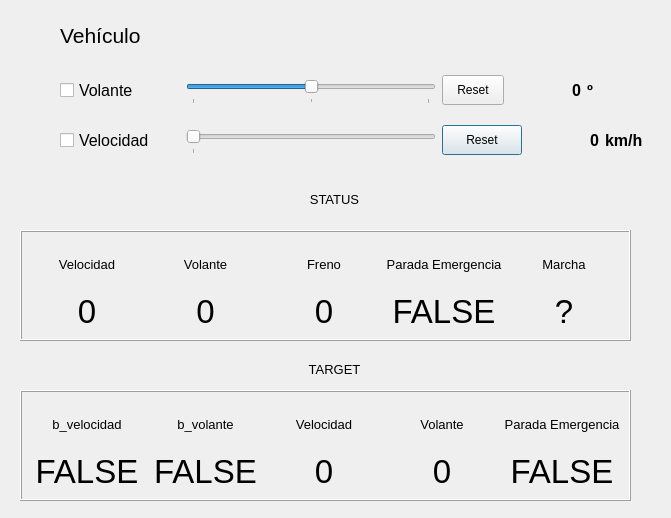
Old version of the form control/gui/interface.ui in the repository Dorniak/NEVA_Control.
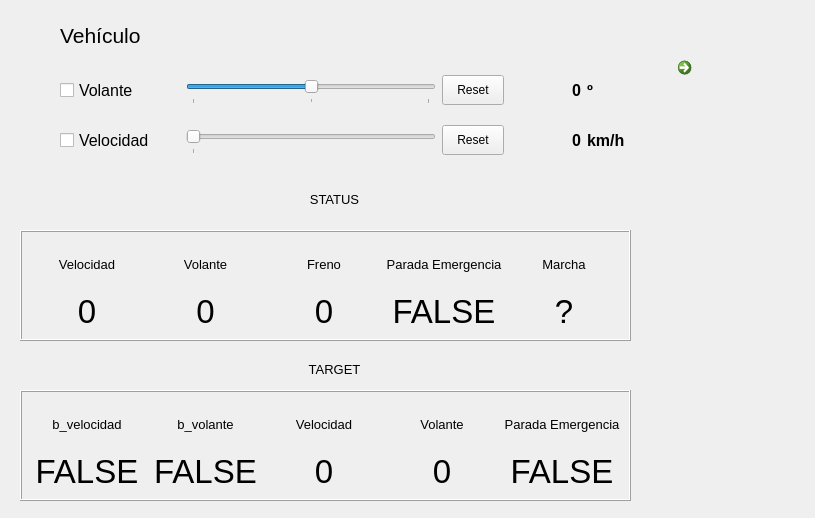
New version of the form. Icons and pictures are not drawn.

```diff
--- a/control/gui/interface.ui
+++ b/control/gui/interface.ui
@@ -6,7 +6,7 @@
    <rect>
     <x>0</x>
     <y>0</y>
-    <width>671</width>
+    <width>815</width>
     <height>518</height>
    </rect>
   </property>
@@ -126,19 +126,22 @@
      <widget class="QPushButton" name="reset_longitudinal">
       <property name="minimumSize">
        <size>
-        <width>41</width>
+        <width>62</width>
         <height>30</height>
        </size>
       </property>
       <property name="maximumSize">
        <size>
-        <width>16777215</width>
-        <height>16777215</height>
+        <width>62</width>
+        <height>30</height>
        </size>
       </property>
       <property name="text">
        <string>Reset</string>
       </property>
+      <property name="autoDefault">
+       <bool>false</bool>
+      </property>
      </widget>
     </item>
     <item>
@@ -292,6 +295,9 @@
       <property name="text">
        <string>Reset</string>
       </property>
+      <property name="autoDefault">
+       <bool>false</bool>
+      </property>
      </widget>
     </item>
     <item>
@@ -545,18 +551,15 @@
       </property>
      </widget>
     </item>
-    <item row="1" column="5">
-     <widget class="QLabel" name="marcha_real">
+    <item row="0" column="4">
+     <widget class="QLabel" name="label_17">
       <property name="font">
        <font>
-        <pointsize>25</pointsize>
+        <pointsize>10</pointsize>
        </font>
       </property>
-      <property name="frameShape">
-       <enum>QFrame::NoFrame</enum>
-      </property>
       <property name="text">
-       <string>?</string>
+       <string>Parada Emergencia</string>
       </property>
       <property name="alignment">
        <set>Qt::AlignCenter</set>
@@ -578,15 +581,18 @@
       </property>
      </widget>
     </item>
-    <item row="0" column="4">
-     <widget class="QLabel" name="label_17">
+    <item row="1" column="5">
+     <widget class="QLabel" name="marcha_real">
       <property name="font">
        <font>
-        <pointsize>10</pointsize>
+        <pointsize>25</pointsize>
        </font>
       </property>
+      <property name="frameShape">
+       <enum>QFrame::NoFrame</enum>
+      </property>
       <property name="text">
-       <string>Parada Emergencia</string>
+       <string>?</string>
       </property>
       <property name="alignment">
        <set>Qt::AlignCenter</set>
@@ -884,6 +890,67 @@
     <set>Qt::AlignCenter</set>
    </property>
   </widget>
+  <widget class="QCommandLinkButton" name="commandLinkButton">
+   <property name="geometry">
+    <rect>
+     <x>670</x>
+     <y>50</y>
+     <width>111</width>
+     <height>121</height>
+    </rect>
+   </property>
+   <property name="text">
+    <string/>
+   </property>
+   <property name="icon">
+    <iconset>
+     <normaloff>resources/emergency-stop-button.png</normaloff>resources/emergency-stop-button.png</iconset>
+   </property>
+   <property name="iconSize">
+    <size>
+     <width>100</width>
+     <height>100</height>
+    </size>
+   </property>
+  </widget>
+  <widget class="QLabel" name="label">
+   <property name="geometry">
+    <rect>
+     <x>680</x>
+     <y>250</y>
+     <width>101</width>
+     <height>101</height>
+    </rect>
+   </property>
+   <property name="text">
+    <string/>
+   </property>
+   <property name="pixmap">
+    <pixmap>resources/fem.png</pixmap>
+   </property>
+   <property name="scaledContents">
+    <bool>true</bool>
+   </property>
+  </widget>
+  <widget class="QLabel" name="label_2">
+   <property name="geometry">
+    <rect>
+     <x>660</x>
+     <y>370</y>
+     <width>141</width>
+     <height>131</height>
+    </rect>
+   </property>
+   <property name="text">
+    <string/>
+   </property>
+   <property name="pixmap">
+    <pixmap>resources/neva.png</pixmap>
+   </property>
+   <property name="scaledContents">
+    <bool>true</bool>
+   </property>
+  </widget>
  </widget>
  <resources/>
  <connections/>
```
Left out of the diff: 35 changed lines with no effect on the pictures.
